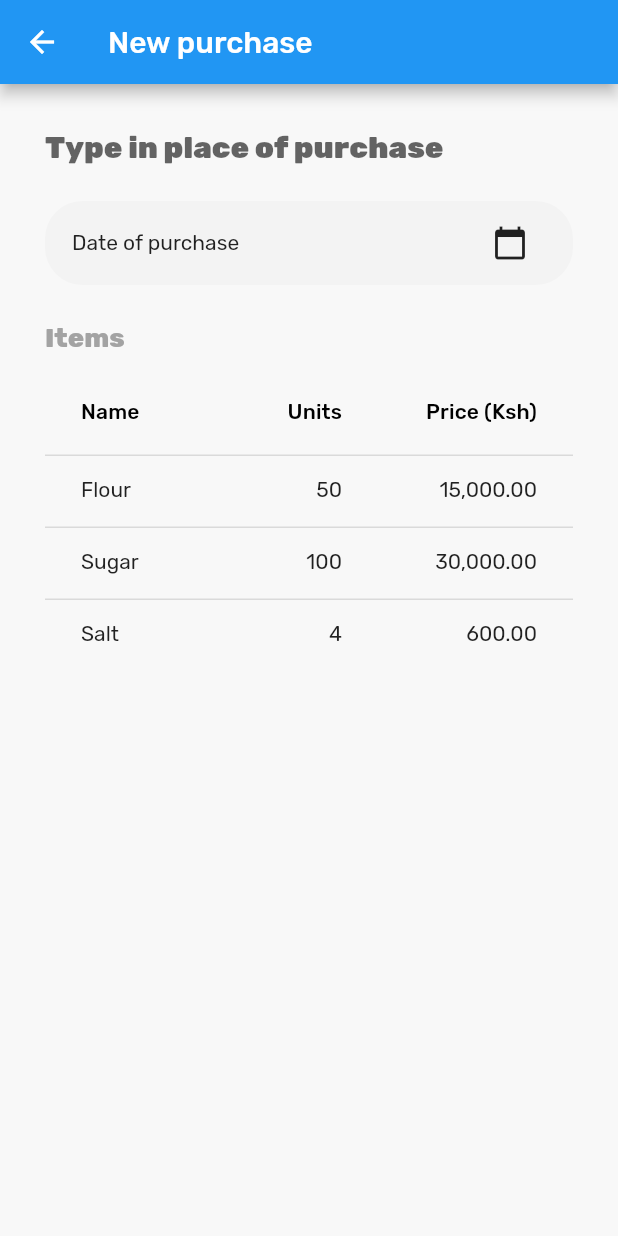
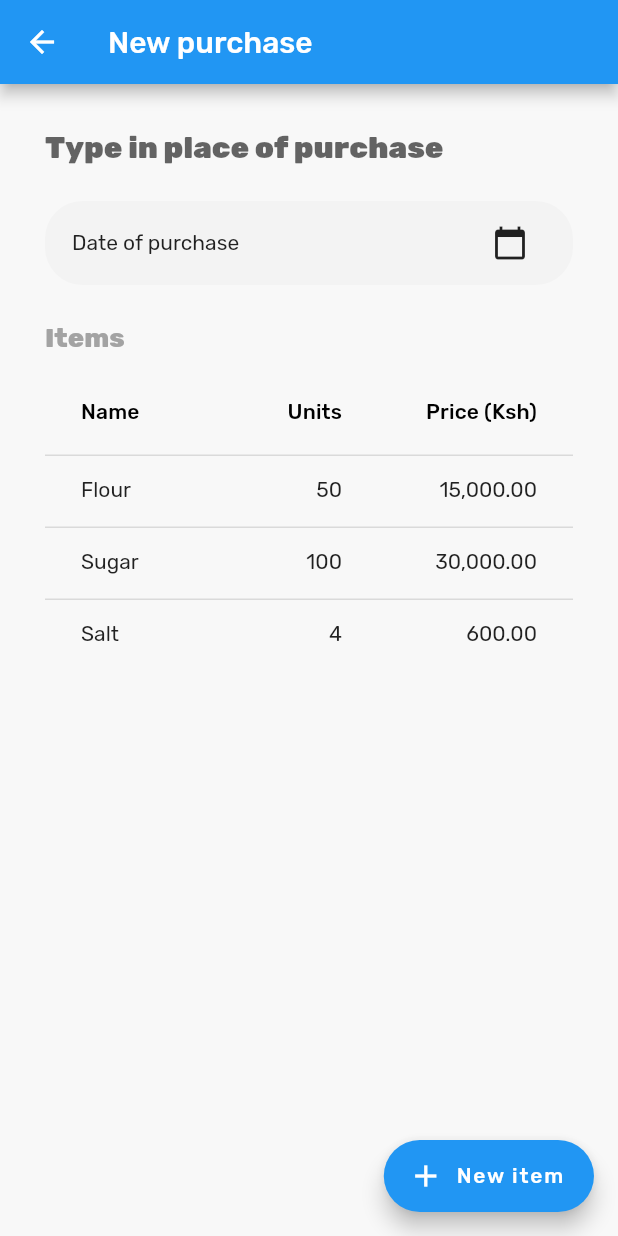
Before and after one commit to sanjeevbishnoi/shilingi, a Flutter app: the NewPurchasePage screen opened by its route, on a phone screen of 412 x 824 dp. Run offline on Flutter 3.47's test engine with Material 2 defaults, Android fonts, the phone set to English and light mode, and no system bars; our stand-ins replace flutter_datetime_picker, google_fonts.

Commit message:
show items table with a floating button

```diff
--- a/app-flutter/lib/src/pages/new_purchase.dart
+++ b/app-flutter/lib/src/pages/new_purchase.dart
@@ -22,6 +22,10 @@ class _NewPurchasePageState extends State<NewPurchasePage> {
       appBar: AppBar(title: const Text('New purchase')),
       backgroundColor: const Color(0xFFF8F8F8),
       body: _Body(),
+      floatingActionButton: FloatingActionButton.extended(
+          icon: const Icon(Icons.add),
+          label: Text('New item'),
+          onPressed: () {}),
     );
   }
 }
```
